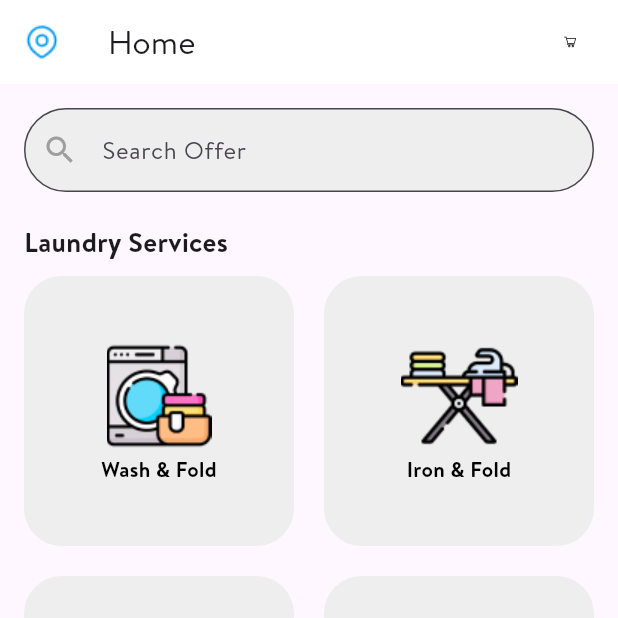
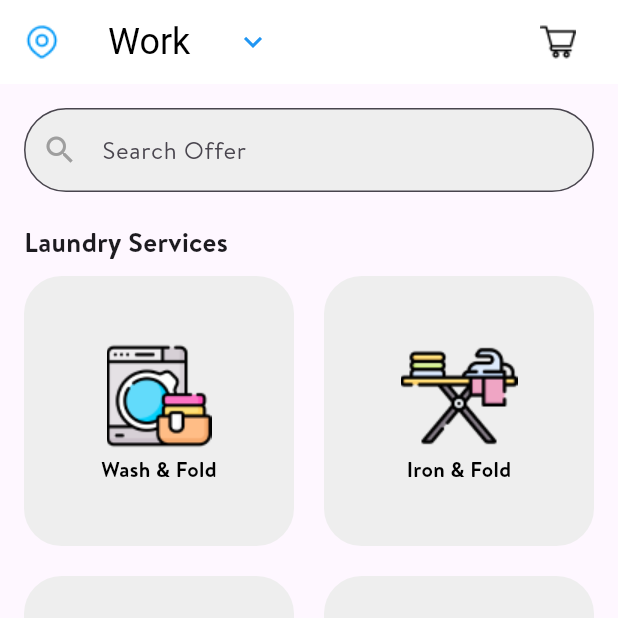
Before and after one commit to sunnyCodeENGINEER/quickwashers, a Flutter app: the HomePage screen opened directly, on a phone screen of 412 x 824 dp, the top half of it. Run offline on Flutter 3.47's test engine with Material 3 defaults, Android fonts, the phone set to English and light mode, and no system bars.

Commit message:
Working on UI

```diff
--- /dev/null
+++ b/lib/Home Page/drop_down_menu.dart
@@ -0,0 +1,57 @@
+import 'dart:math';
+
+import 'package:flutter/material.dart';
+
+class LocationDropDownMenu extends StatefulWidget {
+  const LocationDropDownMenu({super.key});
+
+  @override
+  State<LocationDropDownMenu> createState() => _LocationDropDownMenuState();
+}
+
+class _LocationDropDownMenuState extends State<LocationDropDownMenu> {
+  String? selectedValue;
+  List<String> items = ['Home', 'Work', 'Office'];
+
+  @override
+  void initState() {
+    super.initState();
+
+    selectedValue = items[1];
+  }
+
+  @override
+  Widget build(BuildContext context) {
+    return DropdownButton<String>(
+      hint: const Text('Select Location'),
+      value: selectedValue,
+      icon: Transform.rotate(
+        angle: -pi / 2,
+        child: Transform.translate(
+          offset: const Offset(0, -80),
+          child: const Icon(
+            Icons.chevron_left,
+            color: Colors.blue,
+          ),
+        ),
+      ),
+      iconSize: 24,
+      elevation: 16,
+      menuWidth: 120,
+      isExpanded: false,
+      style: const TextStyle(fontSize: 24, color: Colors.black),
+      underline: const SizedBox.shrink(),
+      onChanged: (String? newValue) {
+        setState(() {
+          selectedValue = newValue;
+        });
+      },
+      items: items.map<DropdownMenuItem<String>>((String value) {
+        return DropdownMenuItem<String>(
+          value: value,
+          child: Text(value),
+        );
+      }).toList(),
+    );
+  }
+}
--- a/lib/Home Page/homepage.dart
+++ b/lib/Home Page/homepage.dart
@@ -1,6 +1,7 @@
 // ignore_for_file: public_member_api_docs, sort_constructors_first
 import 'package:flutter/material.dart';
 import 'package:quickwashers/Confirm%20Order/confirm_order_page.dart';
+import 'package:quickwashers/Home%20Page/drop_down_menu.dart';
 import 'package:quickwashers/Home%20Page/servicespage.dart';
 import 'package:quickwashers/Offer%20Page/offerpage.dart';
 
@@ -21,14 +22,15 @@ class HomePage extends StatelessWidget {
             //   width: 24,
             //   child: Image.asset('assets/images/location Icon.png'),
             // ),
-            Text("Home"),
+            // Text("Home"),
+            LocationDropDownMenu(),
           ],
         ),
         backgroundColor: Colors.white,
         elevation: 0,
         actions: [
           SizedBox(
-              width: 24,
+            width: 40,
             child: IconButton(
               onPressed: () {
                 Navigator.push(
@@ -41,7 +43,9 @@ class HomePage extends StatelessWidget {
               icon: Image.asset(
                 'assets/images/cart Icon.png',
                 fit: BoxFit.fill,
-                  ))),
+              ),
+            ),
+          ),
           const SizedBox(width: 20),
         ],
       ),
--- a/lib/Login PAge/loginpage.dart
+++ b/lib/Login PAge/loginpage.dart
@@ -17,8 +17,7 @@ class LoginPage extends StatelessWidget {
       ),
       body: Padding(
         padding: const EdgeInsets.all(16.0),
-        child: Expanded(
-          child: Column(
+         child: Column(
             children: [
               const SizedBox(height: 20),
               SizedBox(
@@ -82,7 +81,7 @@ class LoginPage extends StatelessWidget {
                 ),
               ),
             ],
-          ),
+
         ),
       ),
     );
```
Also changed, not shown: lib/Confirm Order/confirm_order_page.dart (+33 -2 lines), lib/Splash Screen/splashscreen.dart (+3 -5 lines). Lines whose indentation alone changed are shown as unchanged.
